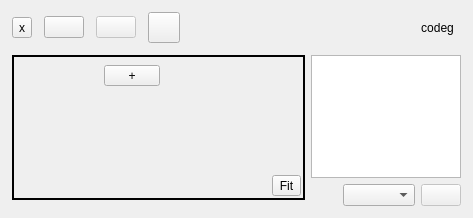
This is src/Ui/AppWindow.ui in NikolayRag/codeg as Qt 5 draws it before an edit. The edited form follows.
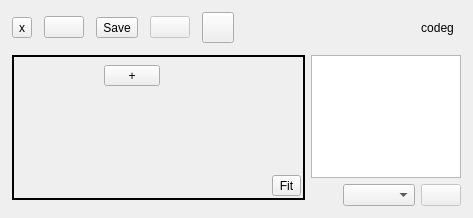
This is the edited form. Icons and pictures are not drawn.

Commit message: add Ui.sceneSave() and scene elements .collect() prototype

Patch:
```diff
--- a/src/Ui/AppWindow.ui
+++ b/src/Ui/AppWindow.ui
@@ -93,6 +93,13 @@
             </property>
            </widget>
           </item>
+          <item>
+           <widget class="QToolButton" name="btnSave">
+            <property name="text">
+             <string>Save</string>
+            </property>
+           </widget>
+          </item>
           <item>
            <widget class="QPushButton" name="btnStore">
             <property name="enabled">
```
The commit also changes 5 other files.
